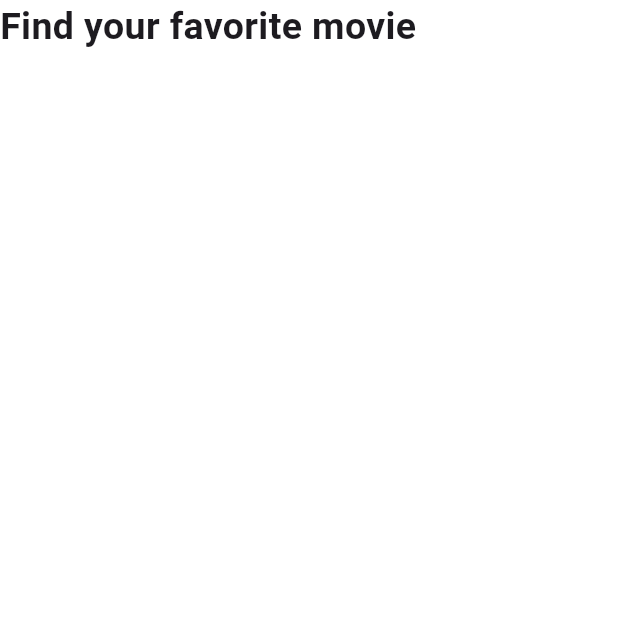
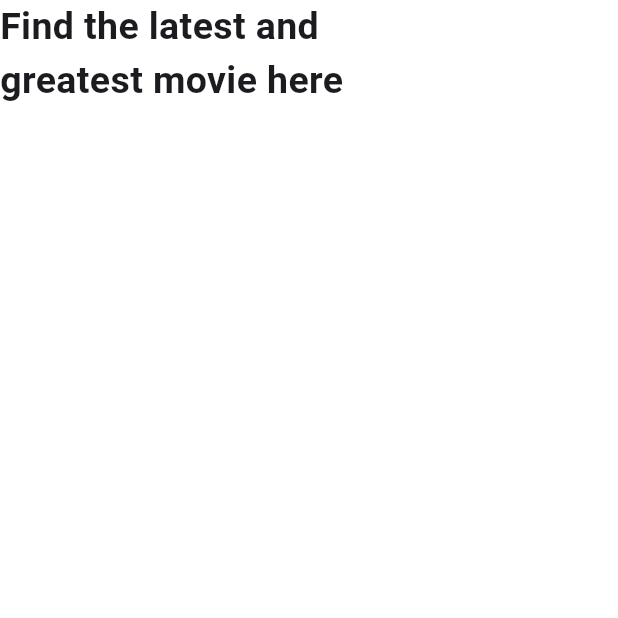
Before and after one commit to Eranga035225/movie_app_flutter_mobile_app, a Flutter app: the screen it shows after launch, on a phone screen of 412 x 824 dp, the top half of it. Run offline on Flutter 3.47's test engine with Material 3 defaults, Android fonts, the phone set to English and light mode, and no system bars.

Commit message:
start developing section1  in oboarding screen

```diff
--- a/lib/screens/onboard_screen1.dart
+++ b/lib/screens/onboard_screen1.dart
@@ -12,9 +12,13 @@ class _OnBoardScreen1State extends State<OnBoardScreen1> {
   Widget build(BuildContext context) {
     return Scaffold(
       backgroundColor: Colors.white,
-      body: Column(children: [
-        Text('Find your favorite movie',style: TextStyle(fontWeight: FontWeight.bold,fontSize: 25),),
-      ],)
+      body: SafeArea(
+        child: Column(
+
+          children: [
+          Text('Find the latest and\ngreatest movie here',style: TextStyle(fontWeight: FontWeight.bold,fontSize: 25),),
+        ],),
+      )
 
 
 
```
Also changed, not shown: 1 other file.
